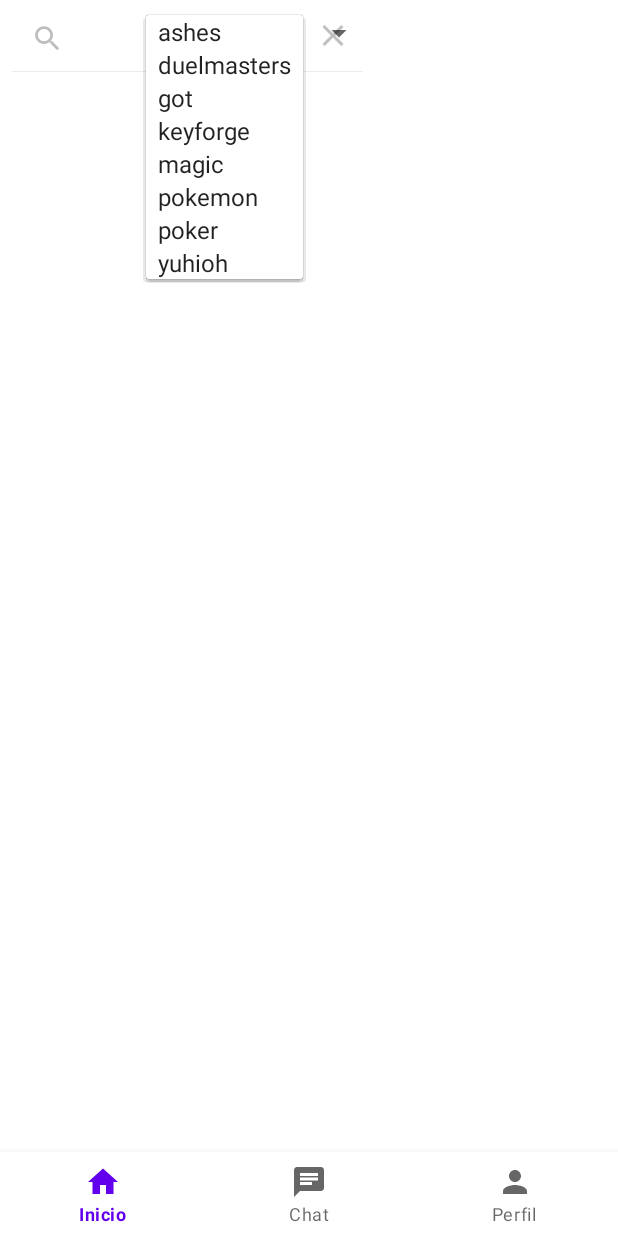
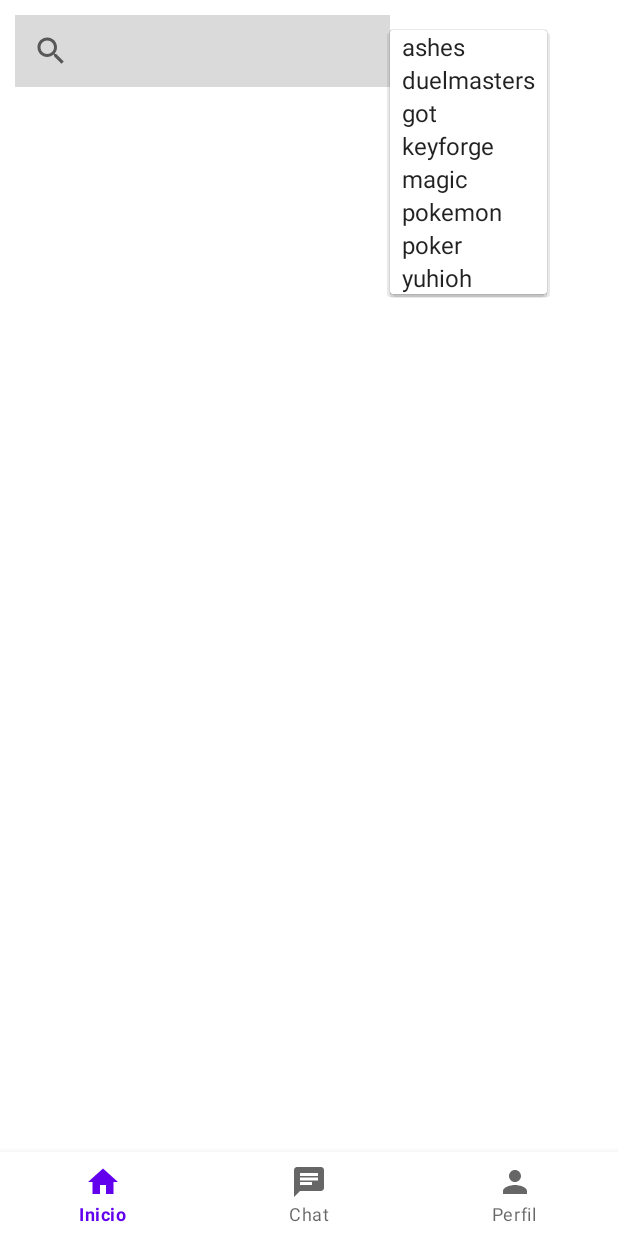
Before and after one commit to barrigamiguelm/CardMates, an Android app: the screen it shows after launch once a user with an empty profile is signed in (MainActivity), after a tap on "ashes", on a phone screen of 412 x 824 dp. Run offline under Robolectric (Android 15) with nearby library versions, the phone set to English and light mode, and no system bars; our stand-ins replace Firebase (no records; nobody signed in at launch, a user with empty details on screens opened directly); 2 other taps on this screen came first.

Commit message:
"Filtro rafa cambiar estilo"

```diff
--- a/app/src/main/res/layout/fragment_home.xml
+++ b/app/src/main/res/layout/fragment_home.xml
@@ -4,28 +4,34 @@
     xmlns:tools="http://schemas.android.com/tools"
     android:layout_width="match_parent"
     android:layout_height="match_parent"
+    android:padding="10dp"
     tools:context=".fragments.HomeFragment">
 
     <androidx.appcompat.widget.SearchView
         android:id="@+id/txtSearch"
         android:layout_width="250dp"
         android:layout_height="wrap_content"
+        android:background="#DADADA"
+        app:layout_constraintEnd_toStartOf="@+id/spinner"
+        app:layout_constraintHorizontal_bias="0.153"
         app:layout_constraintStart_toStartOf="parent"
         app:layout_constraintTop_toTopOf="parent"
-        app:startIconDrawable="@drawable/ic_baseline_search_24"/>
+        app:startIconDrawable="@drawable/ic_baseline_search_24" />
 
     <Spinner
         android:id="@+id/spinner"
-        android:layout_width="0dp"
-        android:layout_height="wrap_content"
+        android:layout_width="106dp"
+        android:layout_height="30dp"
         android:layout_marginTop="10dp"
         app:layout_constraintEnd_toEndOf="parent"
-        app:layout_constraintTop_toTopOf="parent"/>
+        app:layout_constraintTop_toTopOf="parent" />
 
     <androidx.recyclerview.widget.RecyclerView
         android:id="@+id/recyclerView"
         android:layout_width="match_parent"
         android:layout_height="wrap_content"
+        android:layout_marginTop="10dp"
+        android:padding="10dp"
         android:scrollbars="vertical"
         app:layout_constraintTop_toBottomOf="@id/txtSearch" />
 
```
Also changed, not shown: app/src/main/java/com/example/cardmates/fragments/HomeFragment.java (+10 -10 lines).
